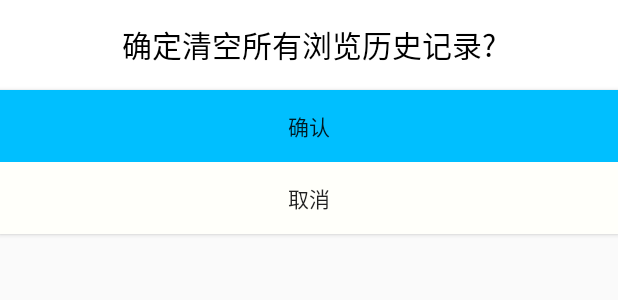
After one commit to Only-Child/Android-GLUT, an Android app: the layout select_menu.xml on its own in the app's theme, with its tools: preview values and no code run, on a phone screen of 412 x 824 dp. The commit adds this screen. Shown: the top 300 px of the screen. Run offline under Robolectric (Android 15) with nearby library versions, the phone set to English and light mode, and no system bars; network calls fail.

Commit message:
2020/06/28 9:39

```diff
--- a/WeChat/src/main/AndroidManifest.xml
+++ b/WeChat/src/main/AndroidManifest.xml
@@ -9,7 +9,7 @@
         android:roundIcon="@mipmap/ic_launcher_round"
         android:supportsRtl="true"
         android:theme="@style/AppTheme">
-        <activity android:name=".Browsing_history"></activity>
+        <activity android:name=".Browsing_history" />
         <activity android:name=".AlterPassword" />
         <activity
             android:name=".Register_Activity"
--- /dev/null
+++ b/WeChat/src/main/res/anim/popup_in.xml
@@ -0,0 +1,5 @@
+<?xml version="1.0" encoding="utf-8"?>
+<translate xmlns:android="http://schemas.android.com/apk/res/android"
+    android:duration="200"
+    android:fromYDelta="100%"
+    android:toXDelta="0" />
--- /dev/null
+++ b/WeChat/src/main/res/anim/popup_out.xml
@@ -0,0 +1,6 @@
+<?xml version="1.0" encoding="utf-8"?>
+<translate xmlns:android="http://schemas.android.com/apk/res/android"
+    android:duration="200"
+    android:fromYDelta="0"
+    android:toYDelta="100%"
+    />
--- /dev/null
+++ b/WeChat/src/main/res/layout/select_menu.xml
@@ -0,0 +1,34 @@
+<?xml version="1.0" encoding="utf-8"?>
+<LinearLayout xmlns:android="http://schemas.android.com/apk/res/android"
+    android:orientation="vertical" android:layout_width="match_parent"
+    android:layout_height="match_parent">
+
+    <TextView
+        android:layout_width="match_parent"
+        android:layout_height="60dp"
+        android:text="确定清空所有浏览历史记录?"
+        android:gravity="center"
+        android:textSize="20dp"
+        android:background="#ffffff"
+        android:textColor="#000000"/>
+
+    <Button
+        android:id="@+id/btn_determine"
+        android:layout_width="match_parent"
+        android:layout_height="wrap_content"
+        android:gravity="center"
+        android:padding="10dp"
+        android:background="#00BFFF"
+        android:text="确认" />
+
+    <Button
+        android:id="@+id/btn_cancel"
+        android:layout_width="match_parent"
+        android:layout_height="wrap_content"
+        android:gravity="center"
+        android:padding="10dp"
+        android:background="#fffffa"
+        android:text="取消" />
+
+
+</LinearLayout>
--- a/WeChat/src/main/res/values/styles.xml
+++ b/WeChat/src/main/res/values/styles.xml
@@ -6,7 +6,13 @@
         <item name="colorPrimary">@color/colorPrimary</item>
         <item name="colorPrimaryDark">@color/colorPrimaryDark</item>
         <item name="colorAccent">@color/colorAccent</item>
+        <item name="windowNoTitle">true</item>
+    </style>
 
+    <!-- PopupWindow进出动画 -->
+    <style name="PopupWindowAnimation" parent="@android:style/Animation.Dialog">
+        <item name="android:windowEnterAnimation">@anim/popup_in</item>
+        <item name="android:windowExitAnimation">@anim/popup_out</item>
     </style>
 
 </resources>
```
Also changed, not shown: WeChat/src/main/java/com/example/wechat/Browsing_history.java (+157 -0 lines), WeChat/src/main/res/layout/activity_browsing_history.xml (+46 -2 lines), WeChat/src/main/res/layout/item_history.xml (added, +38 -0 lines), WeChat/src/main/res/drawable/icon_return.png (added), WeChat/src/main/res/layout/activity_shoppingcart__fragment.xml (line endings or trailing spaces).
